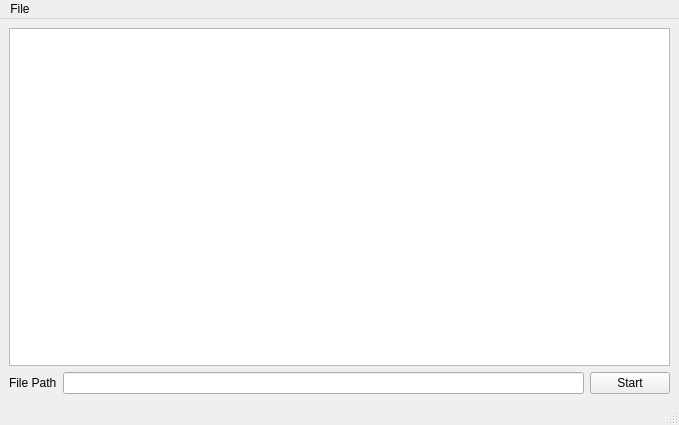
Before: the Qt Designer form mainwindow.ui in Tokyo-MQP-2024/IgniteCV, drawn with Qt 5.
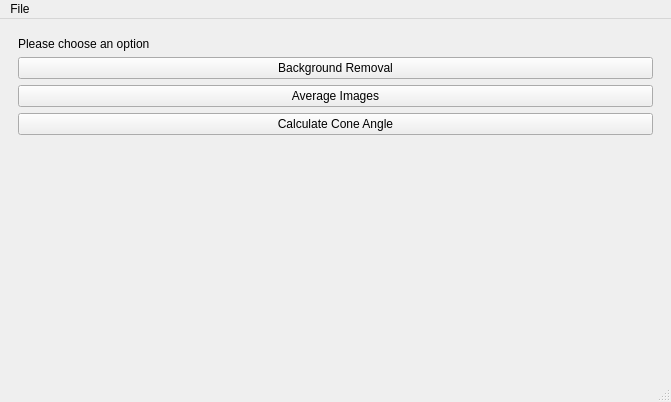
After: the same form once the commit is applied. Icons and pictures are not drawn.

Diff of the .ui file:
```diff
--- a/mainwindow.ui
+++ b/mainwindow.ui
@@ -6,8 +6,8 @@
    <rect>
     <x>0</x>
     <y>0</y>
-    <width>679</width>
-    <height>425</height>
+    <width>671</width>
+    <height>402</height>
    </rect>
   </property>
   <property name="windowTitle">
@@ -16,6 +16,58 @@
   <widget class="QWidget" name="centralwidget">
    <layout class="QGridLayout" name="gridLayout">
     <item row="0" column="0">
+     <widget class="QStackedWidget" name="stackedWidget">
+      <property name="currentIndex">
+       <number>0</number>
+      </property>
+      <widget class="QWidget" name="main">
+       <layout class="QGridLayout" name="gridLayout_3">
+        <item row="2" column="0">
+         <widget class="QPushButton" name="averageImages">
+          <property name="text">
+           <string>Average Images</string>
+          </property>
+         </widget>
+        </item>
+        <item row="4" column="0">
+         <spacer name="verticalSpacer">
+          <property name="orientation">
+           <enum>Qt::Orientation::Vertical</enum>
+          </property>
+          <property name="sizeHint" stdset="0">
+           <size>
+            <width>20</width>
+            <height>40</height>
+           </size>
+          </property>
+         </spacer>
+        </item>
+        <item row="1" column="0">
+         <widget class="QPushButton" name="backgroundRemoval">
+          <property name="text">
+           <string>Background Removal</string>
+          </property>
+         </widget>
+        </item>
+        <item row="0" column="0">
+         <widget class="QLabel" name="chooseOption">
+          <property name="text">
+           <string>Please choose an option</string>
+          </property>
+         </widget>
+        </item>
+        <item row="3" column="0">
+         <widget class="QPushButton" name="calcAngle">
+          <property name="text">
+           <string>Calculate Cone Angle</string>
+          </property>
+         </widget>
+        </item>
+       </layout>
+      </widget>
+      <widget class="QWidget" name="page_3">
+       <layout class="QGridLayout" name="gridLayout_2">
+        <item row="0" column="0">
      <layout class="QVBoxLayout" name="verticalLayout">
       <item>
        <widget class="QGraphicsView" name="graphicsView"/>
@@ -45,12 +97,16 @@
     </item>
    </layout>
   </widget>
+     </widget>
+    </item>
+   </layout>
+  </widget>
   <widget class="QMenuBar" name="menubar">
    <property name="geometry">
     <rect>
      <x>0</x>
      <y>0</y>
-     <width>679</width>
+     <width>671</width>
      <height>20</height>
     </rect>
    </property>
```
Lines whose indentation alone changed are shown as unchanged.
